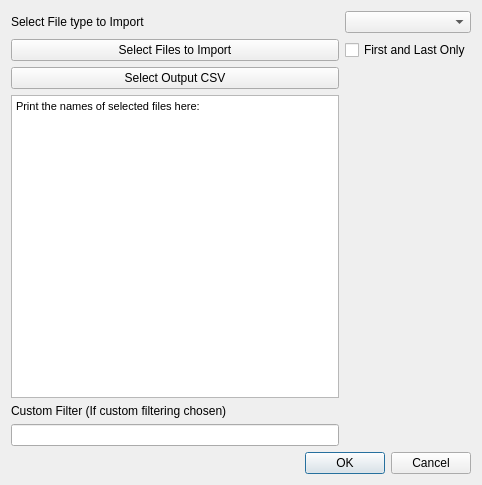
This is seismic_importer_dialog_base.ui in gsingh7/SeisPos_Import as Qt 5 draws it before an edit. The edited form follows.
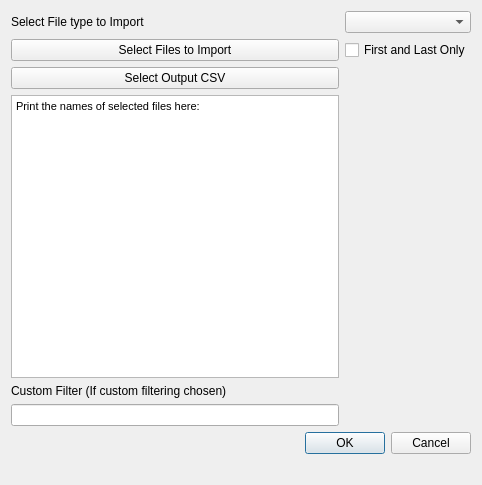
This is the edited form.

Commit message: feat: add company logo to seismic importer dialog and update UI layout

The edit to the form file:
```diff
--- a/seismic_importer_dialog_base.ui
+++ b/seismic_importer_dialog_base.ui
@@ -13,6 +13,8 @@
   <property name="windowTitle">
    <string>SeismicImporter</string>
   </property>
+  <layout class="QVBoxLayout" name="verticalLayout">
+   <item>
   <layout class="QGridLayout" name="gridLayout">
    <item row="0" column="1">
     <widget class="QComboBox" name="comboBox"/>
@@ -73,6 +75,24 @@
     <widget class="QLabel" name="label_2">
      <property name="text">
       <string>Custom Filter (If custom filtering chosen)</string>
+       </property>
+      </widget>
+     </item>
+    </layout>
+   </item>
+   <item>
+    <widget class="QLabel" name="companyLogo">
+     <property name="text">
+      <string/>
+     </property>
+     <property name="alignment">
+      <set>Qt::AlignRight|Qt::AlignVCenter</set>
+     </property>
+     <property name="textFormat">
+      <enum>Qt::RichText</enum>
+     </property>
+     <property name="openExternalLinks">
+      <bool>true</bool>
      </property>
     </widget>
    </item>
```
Lines whose indentation alone changed are shown as unchanged. The commit also changes 3 other files.
